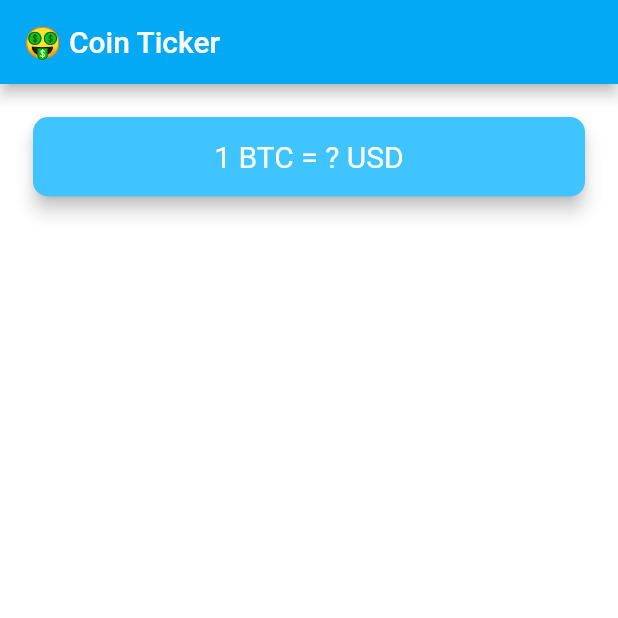
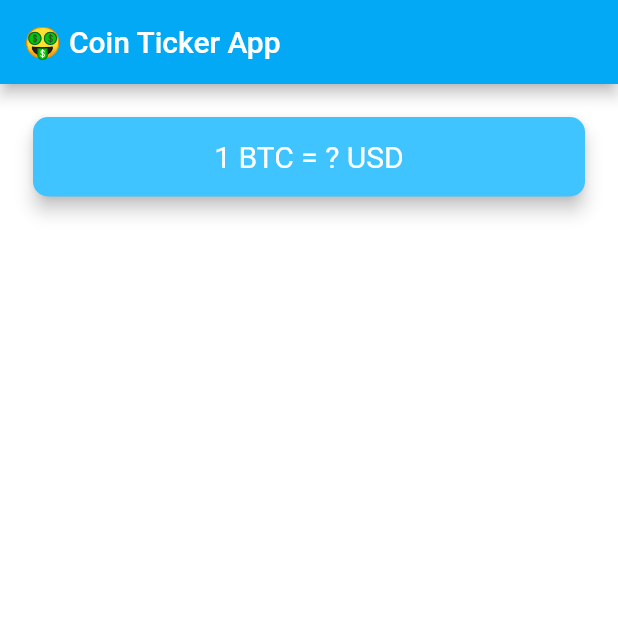
Before and after one commit to kterrago18/bitcoin_ticker, a Flutter app: the screen it shows after launch, on a phone screen of 412 x 824 dp, the top half of it. Run offline on Flutter 3.47's test engine with Material 2 defaults, Android fonts, the phone set to English and light mode, and no system bars.

Commit message:
App bar title edited

```diff
--- a/lib/price_screen.dart
+++ b/lib/price_screen.dart
@@ -61,7 +61,7 @@ class _PriceScreenState extends State<PriceScreen> {
   Widget build(BuildContext context) {
     return Scaffold(
       appBar: AppBar(
-        title: Text('🤑 Coin Ticker'),
+        title: Text('🤑 Coin Ticker App'),
       ),
       body: Column(
         mainAxisAlignment: MainAxisAlignment.spaceBetween,
```
